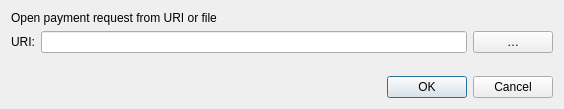
charlesrocket/defcoin, file src/qt/forms/openuridialog.ui: the form before one commit.
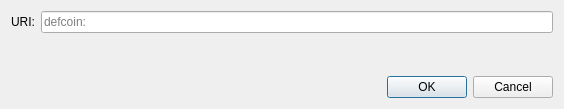
The form after the commit. Custom widgets are drawn as their Qt base class.

```diff
--- a/src/qt/forms/openuridialog.ui
+++ b/src/qt/forms/openuridialog.ui
@@ -14,13 +14,6 @@
    <string>Open URI</string>
   </property>
   <layout class="QVBoxLayout" name="verticalLayout">
-   <item>
-    <widget class="QLabel" name="label_2">
-     <property name="text">
-      <string>Open payment request from URI or file</string>
-     </property>
-    </widget>
-   </item>
    <item>
     <layout class="QHBoxLayout" name="horizontalLayout">
      <item>
@@ -31,18 +24,9 @@
       </widget>
      </item>
      <item>
-      <widget class="QValidatedLineEdit" name="uriEdit"/>
-     </item>
-     <item>
-      <widget class="QPushButton" name="selectFileButton">
-       <property name="toolTip">
-        <string>Select payment request file</string>
-       </property>
-       <property name="text">
-        <string notr="true">…</string>
-       </property>
-       <property name="autoDefault">
-        <bool>false</bool>
+      <widget class="QValidatedLineEdit" name="uriEdit">
+       <property name="placeholderText">
+        <string notr="true">defcoin:</string>
        </property>
       </widget>
      </item>
```
Left out of the diff: 2 changed lines with no effect on the pictures.
